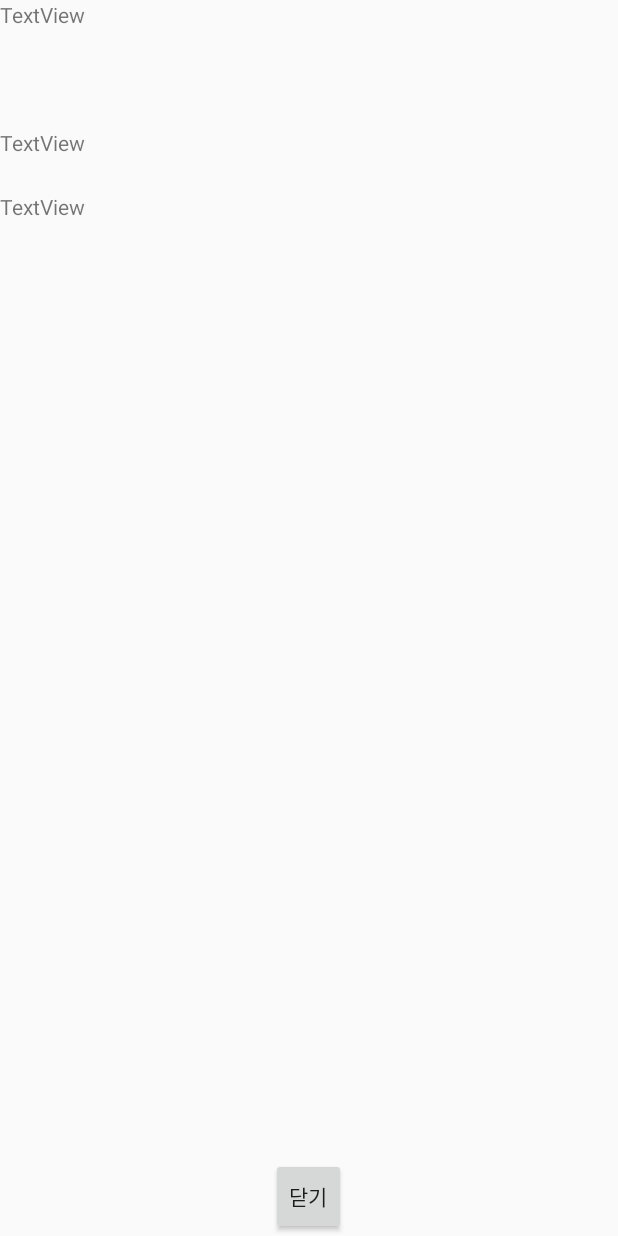
After one commit to kimhd95/Brown_Dogg, an Android app: the layout activity_view_detail_board.xml on its own in the app's theme, with its tools: preview values and no code run, on a phone screen of 412 x 824 dp. The commit adds this screen. Run offline under Robolectric (Android 15) with nearby library versions, the phone set to English and light mode, and no system bars.

Commit message:
탭3 구현중5

```diff
--- a/app/src/main/AndroidManifest.xml
+++ b/app/src/main/AndroidManifest.xml
@@ -9,7 +9,7 @@
     <uses-permission android:name="android.permission.SEND_SMS" />
     <uses-permission android:name="android.permission.READ_CALL_LOG" />
     <uses-permission android:name="android.permission.Write_CALL_LOG" />
-    <uses-permission android:name="android.permission.INTERNET"/>
+    <uses-permission android:name="android.permission.INTERNET" />
     <uses-permission android:name="android.permission.WRITE_EXTERNAL_STORAGE" />
 
     <application
@@ -47,11 +47,12 @@
                 <category android:name="android.intent.category.DEFAULT" />
             </intent-filter>
         </activity>
-        <activity android:name=".AddItemActivity"></activity>
+        <activity android:name=".AddItemActivity" />
         <activity
             android:name=".LoadingActivity"
             android:theme="@android:style/Theme.NoTitleBar.Fullscreen" />
         <activity android:name=".ContactDetailPage" />
+        <activity android:name=".viewDetailBoard"></activity>
     </application>
 
 </manifest>
--- /dev/null
+++ b/app/src/main/res/layout/activity_view_detail_board.xml
@@ -0,0 +1,44 @@
+<?xml version="1.0" encoding="utf-8"?>
+<RelativeLayout xmlns:android="http://schemas.android.com/apk/res/android"
+    xmlns:app="http://schemas.android.com/apk/res-auto"
+    xmlns:tools="http://schemas.android.com/tools"
+    android:layout_width="match_parent"
+    android:layout_height="match_parent"
+    tools:context=".viewDetailBoard">
+
+    <LinearLayout
+        android:layout_width="match_parent"
+        android:layout_height="match_parent"
+        android:orientation="vertical">
+
+        <TextView
+            android:id="@+id/title_tv"
+            android:layout_width="match_parent"
+            android:layout_height="0dp"
+            android:layout_weight="2"
+            android:text="TextView" />
+
+        <TextView
+            android:id="@+id/author_tv"
+            android:layout_width="match_parent"
+            android:layout_height="0dp"
+            android:layout_weight="1"
+            android:text="TextView" />
+
+        <TextView
+            android:id="@+id/text_tv"
+            android:layout_width="match_parent"
+            android:layout_height="0dp"
+            android:layout_weight="15"
+            android:text="TextView" />
+
+        <Button
+            android:id="@+id/button_board"
+            android:layout_width="50dp"
+            android:layout_height="0dp"
+            android:layout_weight="1.2"
+            android:layout_gravity="center_horizontal"
+            android:text="닫기" />
+
+    </LinearLayout>
+</RelativeLayout>
```
Also changed, not shown: app/src/main/java/com/example/q/Tab1andTab2_01/ThirdFragment.java (+29 -9 lines), app/src/main/java/com/example/q/Tab1andTab2_01/viewDetailBoard.java (added, +46 -0 lines).
